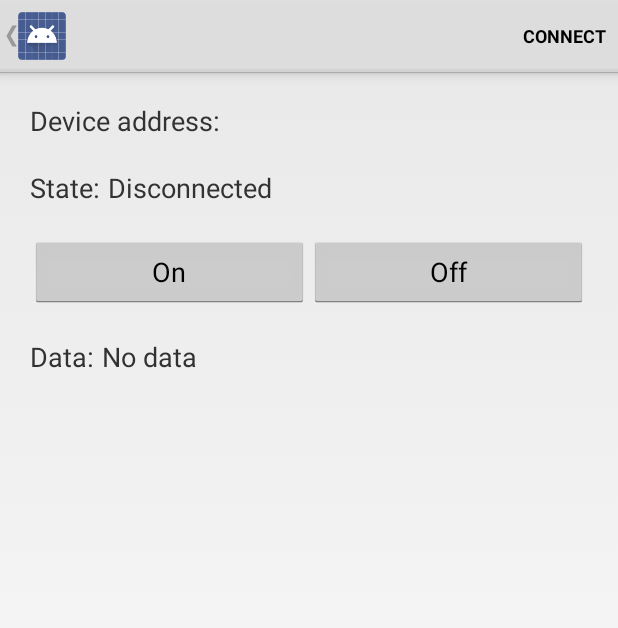
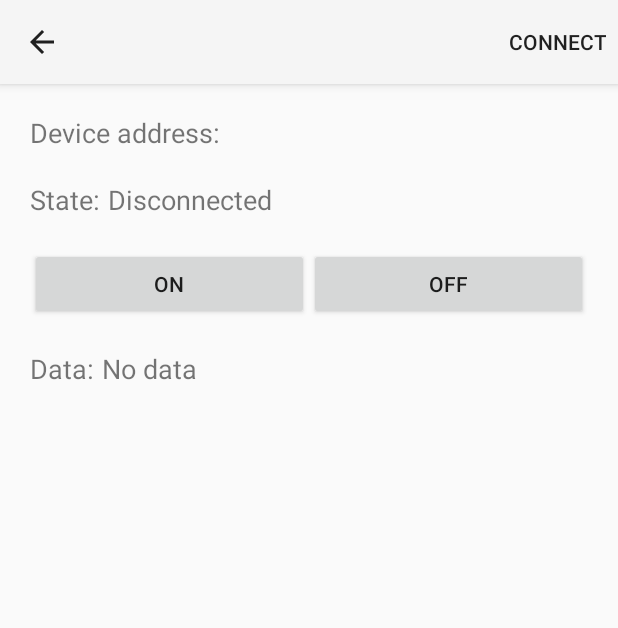
Before and after one commit to firozsujan/esp32Example, an Android app: the DeviceControlActivity screen opened directly, with no data from a screen before it, on a phone screen of 412 x 824 dp. Shown: the top 628 px of the screen. Run offline under Robolectric (Android 15) with nearby library versions, the phone set to English and light mode, and no system bars; 3 statements that could not run were skipped.

```diff
--- a/app/src/main/AndroidManifest.xml
+++ b/app/src/main/AndroidManifest.xml
@@ -24,10 +24,11 @@
     <application
         android:icon="@drawable/ic_launcher"
         android:label="@string/app_name"
-        android:theme="@android:style/Theme.Holo.Light">
+        android:theme="@style/Theme.AppCompat.Light">
         <activity
             android:name=".DeviceScanActivity"
             android:exported="true"
+            android:theme="@style/Widget.AppCompat.ActionBar.Solid"
             android:label="@string/app_name">
             <intent-filter>
                 <action android:name="android.intent.action.MAIN" />
--- a/app/src/main/java/com/example/android/bluetoothlegatt/DeviceControlActivity.java
+++ b/app/src/main/java/com/example/android/bluetoothlegatt/DeviceControlActivity.java
@@ -17,7 +17,6 @@
 package com.example.android.bluetoothlegatt;
 
 import android.Manifest;
-import android.app.Activity;
 import android.bluetooth.BluetoothGattCharacteristic;
 import android.bluetooth.BluetoothGattService;
 import android.content.BroadcastReceiver;
@@ -40,6 +39,8 @@ import android.widget.SimpleExpandableListAdapter;
 import android.widget.TextView;
 import android.widget.Toast;
 
+import androidx.appcompat.app.AppCompatActivity;
+
 import java.util.ArrayList;
 import java.util.HashMap;
 import java.util.List;
@@ -50,7 +51,7 @@ import java.util.List;
  * communicates with {@code BluetoothLeService}, which in turn interacts with the
  * Bluetooth LE API.
  */
-public class DeviceControlActivity extends Activity {
+public class DeviceControlActivity extends AppCompatActivity {
     private final static String TAG = DeviceControlActivity.class.getSimpleName();
 
     public static final String EXTRAS_DEVICE_NAME = "DEVICE_NAME";
@@ -175,16 +176,16 @@ public class DeviceControlActivity extends Activity {
 
         // Sets up UI references.
         ((TextView) findViewById(R.id.device_address)).setText(mDeviceAddress);
-        mGattServicesList = (ExpandableListView) findViewById(R.id.gatt_services_list);
+        mGattServicesList = findViewById(R.id.gatt_services_list);
         mGattServicesList.setOnChildClickListener(servicesListClickListner);
-        mConnectionState = (TextView) findViewById(R.id.connection_state);
-        mDataField = (TextView) findViewById(R.id.data_value);
-        mOn = (Button) findViewById(R.id.button_on);
-        mOff = (Button) findViewById(R.id.button_off);
+        mConnectionState = findViewById(R.id.connection_state);
+        mDataField = findViewById(R.id.data_value);
+        mOn = findViewById(R.id.button_on);
+        mOff = findViewById(R.id.button_off);
 
 
-        getActionBar().setTitle(mDeviceName);
-        getActionBar().setDisplayHomeAsUpEnabled(true);
+        getSupportActionBar().setTitle(mDeviceName);
+        getSupportActionBar().setDisplayHomeAsUpEnabled(true);
         Intent gattServiceIntent = new Intent(this, BluetoothLeService.class);
         bindService(gattServiceIntent, mServiceConnection, BIND_AUTO_CREATE);
 
--- a/app/src/main/java/com/example/android/bluetoothlegatt/SampleGattAttributes.java
+++ b/app/src/main/java/com/example/android/bluetoothlegatt/SampleGattAttributes.java
@@ -23,7 +23,7 @@ import java.util.HashMap;
  */
 public class SampleGattAttributes {
     private static HashMap<String, String> attributes = new HashMap();
-    public static String UUID_ESP32 = "4fafc201-36e1-4688-b7f5-ea07361b26a8";
+    public static String UUID_ESP32 = "4fafc201-1fb5-459e-8fcc-c5c9c331914b";
     public static String CLIENT_CHARACTERISTIC_CONFIG = "beb5483e-36e1-4688-b7f5-ea07361b26a8";
 
     static {
--- a/app/src/main/java/com/example/android/gps/GPSActivity.java
+++ b/app/src/main/java/com/example/android/gps/GPSActivity.java
@@ -1,7 +1,6 @@
 package com.example.android.gps;
 
 import android.Manifest;
-import android.app.Activity;
 import android.content.pm.PackageManager;
 import android.location.Address;
 import android.location.Geocoder;
@@ -12,6 +11,7 @@ import android.os.Looper;
 import android.widget.Toast;
 
 import androidx.annotation.NonNull;
+import androidx.appcompat.app.AppCompatActivity;
 import androidx.core.app.ActivityCompat;
 
 import com.example.android.bluetoothlegatt.databinding.ActivityGpsBinding;
@@ -24,7 +24,7 @@ import com.google.android.gms.location.Priority;
 
 import java.util.List;
 
-public class GPSActivity extends Activity {
+public class GPSActivity extends AppCompatActivity {
     private static final int PERMISSION_FINE_LOCATION = 99;
     private ActivityGpsBinding binding;
 
--- a/app/src/main/res/menu/gatt_services.xml
+++ b/app/src/main/res/menu/gatt_services.xml
@@ -13,17 +13,18 @@
      See the License for the specific language governing permissions and
      limitations under the License.
 -->
-<menu xmlns:android="http://schemas.android.com/apk/res/android">
+<menu xmlns:app="http://schemas.android.com/apk/res-auto"
+    xmlns:android="http://schemas.android.com/apk/res/android">
     <item android:id="@+id/menu_refresh"
           android:checkable="false"
           android:orderInCategory="1"
-          android:showAsAction="ifRoom"/>
+          app:showAsAction="ifRoom"/>
     <item android:id="@+id/menu_connect"
           android:title="@string/menu_connect"
           android:orderInCategory="100"
-          android:showAsAction="ifRoom|withText"/>
+          app:showAsAction="ifRoom|withText"/>
     <item android:id="@+id/menu_disconnect"
           android:title="@string/menu_disconnect"
           android:orderInCategory="101"
-          android:showAsAction="ifRoom|withText"/>
+          app:showAsAction="ifRoom|withText"/>
 </menu>
--- a/app/src/main/res/values-v21/base-template-styles.xml
+++ b/app/src/main/res/values-v21/base-template-styles.xml
@@ -18,7 +18,7 @@
 <resources>
 
     <!-- Activity themes -->
-    <style name="Theme.Base" parent="android:Theme.Material.Light">
+    <style name="Theme.Base" parent="Theme.AppCompat.Light">
     </style>
 
 </resources>
```
Also changed, not shown: app/src/main/java/com/example/android/bluetoothlegatt/BluetoothLeService.java (+8 -79 lines), app/src/main/java/com/example/android/bluetoothlegatt/DeviceScanActivity.java (+39 -81 lines), app/src/main/res/menu/main.xml (+6 -5 lines), 1 other file.
